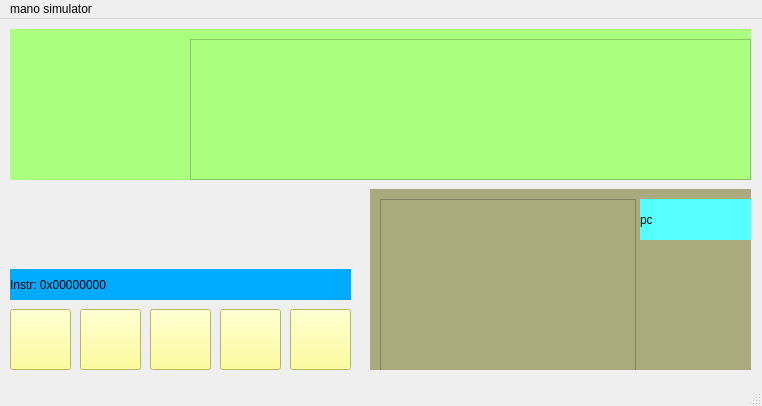
Qt form mainwindow.ui (Erfan3101/RiscvCpu) before a commit.
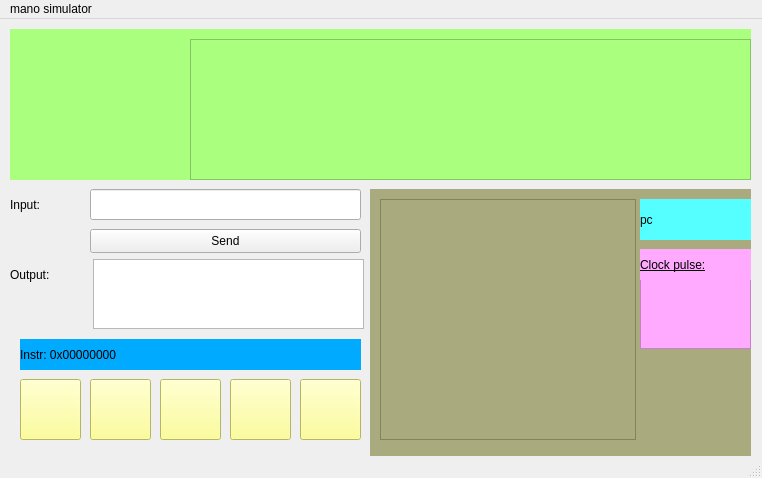
The same form after that commit. Icons and pictures are not drawn.

Commit message: adding input and output box for user

The edit to the form file:
```diff
--- a/mainwindow.ui
+++ b/mainwindow.ui
@@ -7,7 +7,7 @@
     <x>0</x>
     <y>0</y>
     <width>762</width>
-    <height>406</height>
+    <height>478</height>
    </rect>
   </property>
   <property name="windowTitle">
@@ -23,7 +23,7 @@
       <x>370</x>
       <y>170</y>
       <width>381</width>
-      <height>181</height>
+      <height>271</height>
      </rect>
     </property>
     <property name="styleSheet">
@@ -51,16 +51,51 @@
        <x>10</x>
        <y>10</y>
        <width>256</width>
-       <height>192</height>
+       <height>241</height>
       </rect>
      </property>
     </widget>
+    <widget class="QTextEdit" name="clockLogBox">
+     <property name="geometry">
+      <rect>
+       <x>270</x>
+       <y>90</y>
+       <width>111</width>
+       <height>70</height>
+      </rect>
+     </property>
+     <property name="styleSheet">
+      <string notr="true">background-color: rgb(255, 170, 255);</string>
+     </property>
+     <property name="readOnly">
+      <bool>true</bool>
+     </property>
+    </widget>
+    <widget class="QLabel" name="label">
+     <property name="geometry">
+      <rect>
+       <x>270</x>
+       <y>60</y>
+       <width>111</width>
+       <height>31</height>
+      </rect>
+     </property>
+     <property name="styleSheet">
+      <string notr="true">background-color: rgb(255, 170, 255);
+font: 600 12pt &quot;Segoe UI Semibold&quot;;
+text-decoration: underline;
+color: rgb(0, 0, 0);</string>
+     </property>
+     <property name="text">
+      <string>Clock pulse:</string>
+     </property>
+    </widget>
    </widget>
    <widget class="QPushButton" name="addbutton">
     <property name="geometry">
      <rect>
-      <x>10</x>
-      <y>290</y>
+      <x>20</x>
+      <y>360</y>
       <width>61</width>
       <height>61</height>
      </rect>
@@ -76,8 +111,8 @@
    <widget class="QPushButton" name="btnStep">
     <property name="geometry">
      <rect>
-      <x>80</x>
-      <y>290</y>
+      <x>90</x>
+      <y>360</y>
       <width>61</width>
       <height>61</height>
      </rect>
@@ -93,8 +128,8 @@
    <widget class="QPushButton" name="btnReset">
     <property name="geometry">
      <rect>
-      <x>290</x>
-      <y>290</y>
+      <x>300</x>
+      <y>360</y>
       <width>61</width>
       <height>61</height>
      </rect>
@@ -110,8 +145,8 @@
    <widget class="QLabel" name="labelInstr">
     <property name="geometry">
      <rect>
-      <x>10</x>
-      <y>250</y>
+      <x>20</x>
+      <y>320</y>
       <width>341</width>
       <height>31</height>
      </rect>
@@ -126,8 +161,8 @@
    <widget class="QPushButton" name="btnAutoRun">
     <property name="geometry">
      <rect>
-      <x>150</x>
-      <y>290</y>
+      <x>160</x>
+      <y>360</y>
       <width>61</width>
       <height>61</height>
      </rect>
@@ -143,8 +178,8 @@
    <widget class="QPushButton" name="btnRunAll">
     <property name="geometry">
      <rect>
-      <x>220</x>
-      <y>290</y>
+      <x>230</x>
+      <y>360</y>
       <width>61</width>
       <height>61</height>
      </rect>
@@ -180,6 +215,68 @@
      </property>
     </widget>
    </widget>
+   <widget class="QTextEdit" name="outputBox">
+    <property name="geometry">
+     <rect>
+      <x>93</x>
+      <y>240</y>
+      <width>271</width>
+      <height>70</height>
+     </rect>
+    </property>
+    <property name="readOnly">
+     <bool>true</bool>
+    </property>
+   </widget>
+   <widget class="QLineEdit" name="inputBox">
+    <property name="geometry">
+     <rect>
+      <x>90</x>
+      <y>170</y>
+      <width>271</width>
+      <height>31</height>
+     </rect>
+    </property>
+   </widget>
+   <widget class="QPushButton" name="btnSendInput">
+    <property name="geometry">
+     <rect>
+      <x>90</x>
+      <y>210</y>
+      <width>271</width>
+      <height>24</height>
+     </rect>
+    </property>
+    <property name="text">
+     <string>Send</string>
+    </property>
+   </widget>
+   <widget class="QLabel" name="label_2">
+    <property name="geometry">
+     <rect>
+      <x>10</x>
+      <y>170</y>
+      <width>71</width>
+      <height>31</height>
+     </rect>
+    </property>
+    <property name="text">
+     <string>Input:</string>
+    </property>
+   </widget>
+   <widget class="QLabel" name="label_3">
+    <property name="geometry">
+     <rect>
+      <x>10</x>
+      <y>240</y>
+      <width>71</width>
+      <height>31</height>
+     </rect>
+    </property>
+    <property name="text">
+     <string>Output:</string>
+    </property>
+   </widget>
   </widget>
   <widget class="QMenuBar" name="menubar">
    <property name="geometry">
```
The commit also changes 4 other files.
